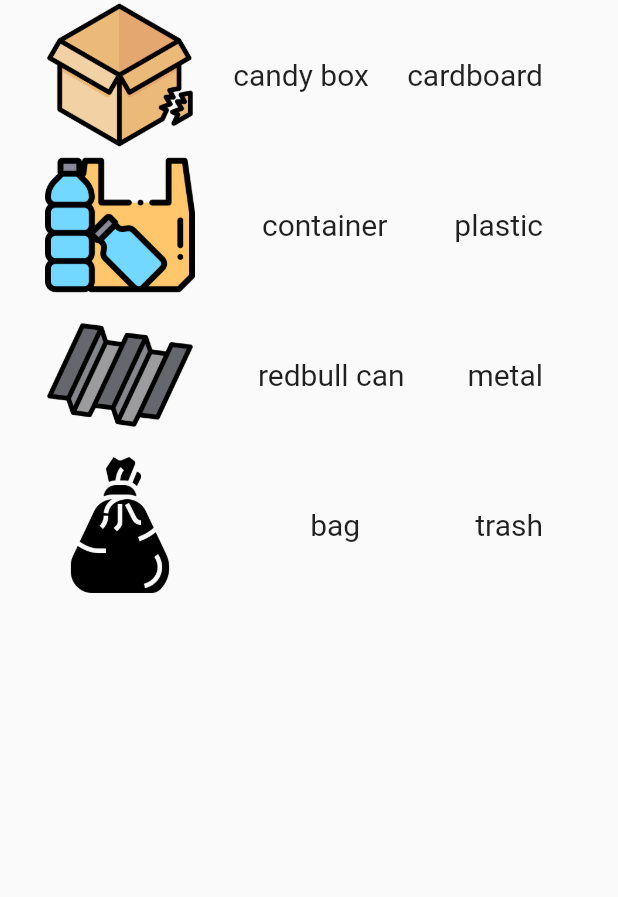
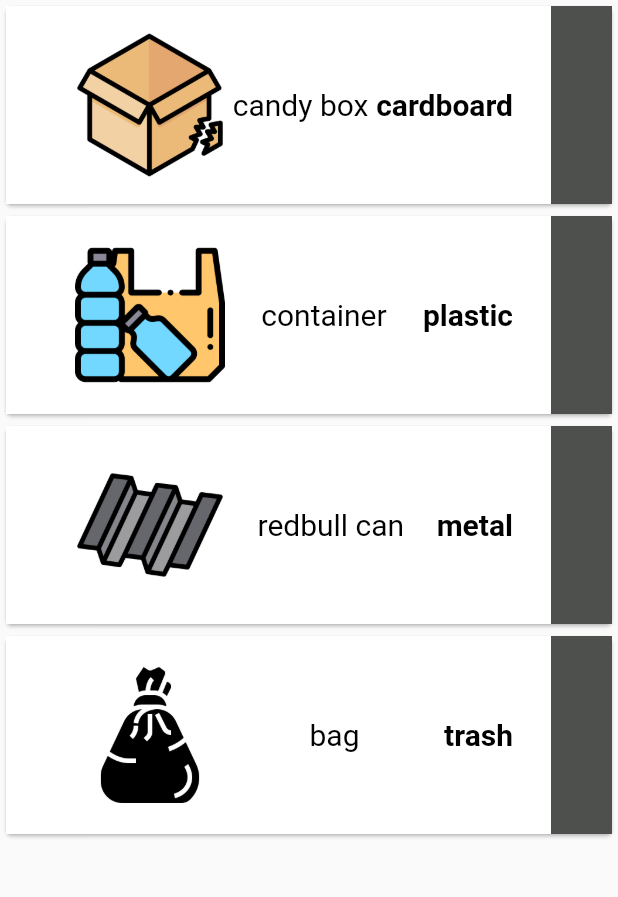
Before and after one commit to Artificially-Intelligent-Schulich/-Artificially-Intelligent, a Flutter app: the ItemList widget shown alone on an empty page, opened directly, on a phone screen of 412 x 824 dp, the part 240-1137 px from its top. Run offline on Flutter 3.47's test engine with Material 2 defaults, Android fonts, the phone set to English and light mode, and no system bars; our stand-ins replace go_router.

Commit message:
color update

```diff
--- a/recyclo/lib/widgets/item_list.dart
+++ b/recyclo/lib/widgets/item_list.dart
@@ -53,7 +53,22 @@ class ItemList extends StatelessWidget {
               mainAxisAlignment: MainAxisAlignment.center,
               children: <Widget>[
                 for (var i in items)
-                  Row(
+                  Card(
+                    child: Container(
+                      decoration: BoxDecoration(
+                        gradient: LinearGradient(
+                          colors: [
+                            Colors.white,
+                            Color.fromARGB(255, 78, 80, 78),
+                          ],
+                          begin: Alignment.centerLeft,
+                          end: Alignment.centerRight,
+                          stops: [0.9, 0.1],
+                        ),
+                      ),
+                      child: Padding(
+                        padding: EdgeInsets.all(16),
+                        child: Row(
                           mainAxisAlignment: MainAxisAlignment.spaceBetween,
                           children: <Widget>[
                             Padding(
@@ -61,13 +76,15 @@ class ItemList extends StatelessWidget {
                               child: SizedBox(
                                 height: 100,
                                 width: 100,
-                          child: Image.asset('assets/images/${i.category}.png'),
+                                child: Image.asset(
+                                    'assets/images/${i.category}.png'),
                               ),
                             ),
                             Flexible(
                               child: Text(
                                 i.itemName,
-                          style: const TextStyle(fontSize: 20),
+                                style: const TextStyle(
+                                    fontSize: 20, color: Colors.black),
                                 textAlign: TextAlign.left,
                               ),
                             ),
@@ -76,12 +93,18 @@ class ItemList extends StatelessWidget {
                               child: Flexible(
                                 child: Text(
                                   i.category,
-                            style: const TextStyle(fontSize: 20),
+                                  style: const TextStyle(
+                                      fontSize: 20,
+                                      fontWeight: FontWeight.bold,
+                                      color: Colors.black),
                                   textAlign: TextAlign.left,
                                 ),
                               ),
                             )
                           ],
+                        ),
+                      ),
+                    ),
                   )
               ],
             ),
```
Lines whose indentation alone changed are shown as unchanged.
